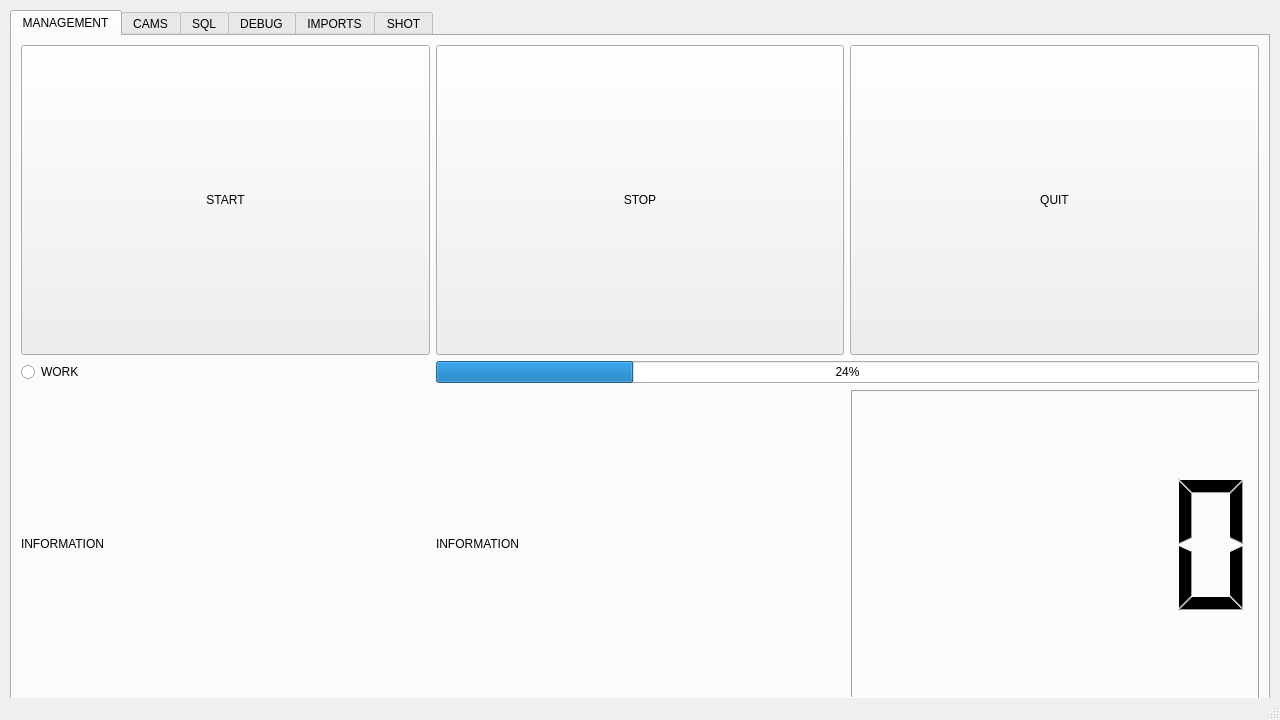
Old version of the form cpp_computer_vision_app/cpp_main.ui in the repository bogdandrienko/cpp-app.
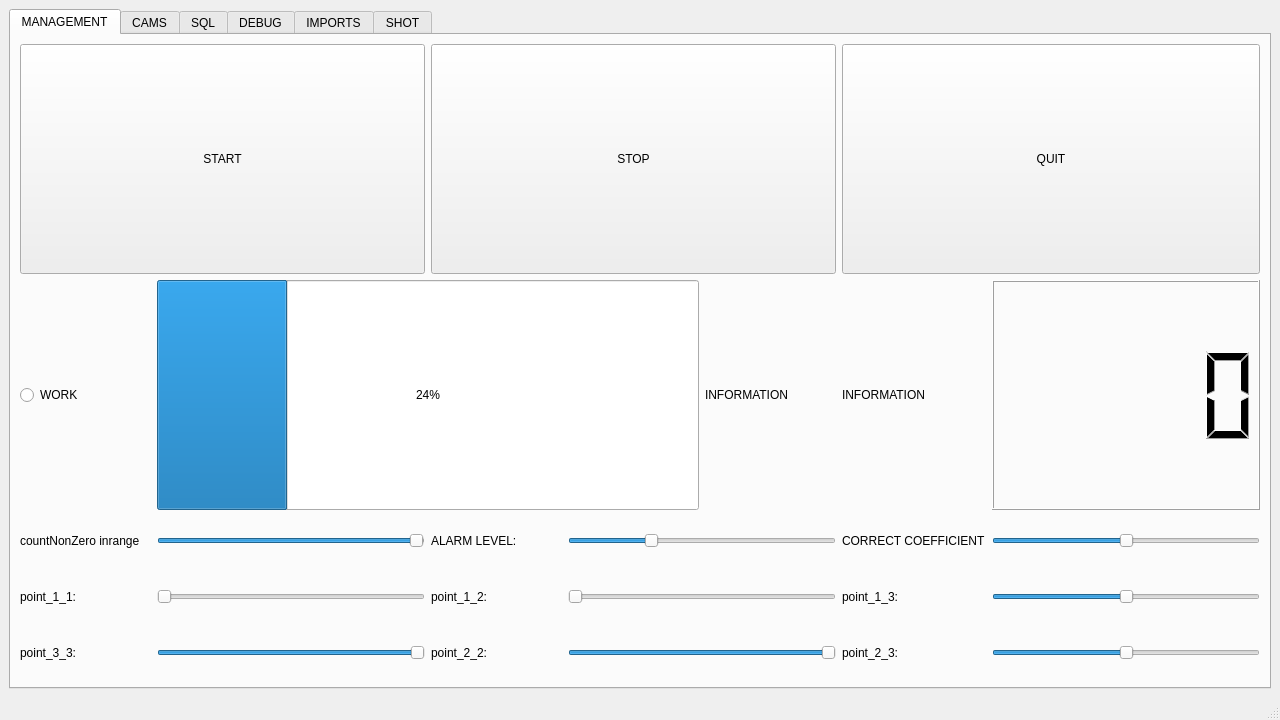
New version of the form. The open tabs and pages were chosen to show the change.

```diff
--- a/cpp_computer_vision_app/cpp_main.ui
+++ b/cpp_computer_vision_app/cpp_main.ui
@@ -10,21 +10,33 @@
     <height>720</height>
    </rect>
   </property>
+  <property name="maximumSize">
+   <size>
+    <width>3840</width>
+    <height>2160</height>
+   </size>
+  </property>
   <property name="windowTitle">
    <string>MainClass</string>
   </property>
   <widget class="QWidget" name="centralwidget">
+   <property name="sizePolicy">
+    <sizepolicy hsizetype="Expanding" vsizetype="Expanding">
+     <horstretch>0</horstretch>
+     <verstretch>0</verstretch>
+    </sizepolicy>
+   </property>
+   <property name="maximumSize">
+    <size>
+     <width>3840</width>
+     <height>2160</height>
+    </size>
+   </property>
+   <layout class="QGridLayout" name="gridLayout_9">
+    <item row="0" column="0">
    <widget class="QTabWidget" name="tabWidget">
-    <property name="geometry">
-     <rect>
-      <x>10</x>
-      <y>10</y>
-      <width>1260</width>
-      <height>700</height>
-     </rect>
-    </property>
     <property name="sizePolicy">
-     <sizepolicy hsizetype="Expanding" vsizetype="Ignored">
+       <sizepolicy hsizetype="Expanding" vsizetype="Expanding">
       <horstretch>0</horstretch>
       <verstretch>0</verstretch>
      </sizepolicy>
@@ -51,35 +63,152 @@
      <attribute name="title">
       <string>MANAGEMENT</string>
      </attribute>
-     <layout class="QHBoxLayout" name="horizontalLayout_4">
+       <layout class="QVBoxLayout" name="verticalLayout_3">
       <item>
-       <layout class="QVBoxLayout" name="verticalLayout">
+         <layout class="QHBoxLayout" name="horizontalLayout">
         <item>
          <layout class="QGridLayout" name="gridLayout_3">
-          <item row="1" column="0">
-           <widget class="QRadioButton" name="radioButton">
+            <item row="7" column="7">
+             <widget class="QLabel" name="point_2_3_info">
+              <property name="sizePolicy">
+               <sizepolicy hsizetype="Preferred" vsizetype="Minimum">
+                <horstretch>0</horstretch>
+                <verstretch>0</verstretch>
+               </sizepolicy>
+              </property>
+              <property name="maximumSize">
+               <size>
+                <width>16777215</width>
+                <height>50</height>
+               </size>
+              </property>
             <property name="text">
-             <string>WORK</string>
-            </property>
-            <property name="checkable">
-             <bool>false</bool>
-            </property>
-           </widget>
-          </item>
-          <item row="0" column="2">
-           <widget class="QPushButton" name="STOP_btn">
+               <string>point_2_3: </string>
+              </property>
+             </widget>
+            </item>
+            <item row="1" column="7">
+             <widget class="QLabel" name="label_info">
+              <property name="sizePolicy">
+               <sizepolicy hsizetype="Preferred" vsizetype="Minimum">
+                <horstretch>0</horstretch>
+                <verstretch>0</verstretch>
+               </sizepolicy>
+              </property>
+              <property name="text">
+               <string>INFORMATION</string>
+              </property>
+             </widget>
+            </item>
+            <item row="6" column="5" colspan="2">
+             <widget class="QSlider" name="point_1_2_horizontalSlider">
             <property name="sizePolicy">
              <sizepolicy hsizetype="Minimum" vsizetype="Minimum">
               <horstretch>0</horstretch>
               <verstretch>0</verstretch>
              </sizepolicy>
             </property>
+              <property name="maximumSize">
+               <size>
+                <width>16777215</width>
+                <height>50</height>
+               </size>
+              </property>
+              <property name="maximum">
+               <number>255</number>
+              </property>
+              <property name="pageStep">
+               <number>1</number>
+              </property>
+              <property name="value">
+               <number>0</number>
+              </property>
+              <property name="orientation">
+               <enum>Qt::Horizontal</enum>
+              </property>
+             </widget>
+            </item>
+            <item row="5" column="4">
+             <widget class="QLabel" name="alarm_info">
+              <property name="maximumSize">
+               <size>
+                <width>16777215</width>
+                <height>50</height>
+               </size>
+              </property>
             <property name="text">
-             <string>STOP</string>
+               <string>ALARM LEVEL: </string>
             </property>
            </widget>
           </item>
-          <item row="0" column="0">
+            <item row="6" column="7">
+             <widget class="QLabel" name="point_1_3_info">
+              <property name="sizePolicy">
+               <sizepolicy hsizetype="Preferred" vsizetype="Minimum">
+                <horstretch>0</horstretch>
+                <verstretch>0</verstretch>
+               </sizepolicy>
+              </property>
+              <property name="maximumSize">
+               <size>
+                <width>16777215</width>
+                <height>50</height>
+               </size>
+              </property>
+              <property name="text">
+               <string>point_1_3: </string>
+              </property>
+             </widget>
+            </item>
+            <item row="1" column="8" colspan="2">
+             <widget class="QLCDNumber" name="lcdNumber">
+              <property name="sizePolicy">
+               <sizepolicy hsizetype="Minimum" vsizetype="Minimum">
+                <horstretch>0</horstretch>
+                <verstretch>0</verstretch>
+               </sizepolicy>
+              </property>
+             </widget>
+            </item>
+            <item row="1" column="2" colspan="4">
+             <widget class="QProgressBar" name="progressBar">
+              <property name="sizePolicy">
+               <sizepolicy hsizetype="Minimum" vsizetype="Minimum">
+                <horstretch>0</horstretch>
+                <verstretch>0</verstretch>
+               </sizepolicy>
+              </property>
+              <property name="value">
+               <number>24</number>
+              </property>
+             </widget>
+            </item>
+            <item row="7" column="2" colspan="2">
+             <widget class="QSlider" name="point_2_1_horizontalSlider">
+              <property name="sizePolicy">
+               <sizepolicy hsizetype="Minimum" vsizetype="Minimum">
+                <horstretch>0</horstretch>
+                <verstretch>0</verstretch>
+               </sizepolicy>
+              </property>
+              <property name="maximumSize">
+               <size>
+                <width>16777215</width>
+                <height>50</height>
+               </size>
+              </property>
+              <property name="maximum">
+               <number>255</number>
+              </property>
+              <property name="value">
+               <number>255</number>
+              </property>
+              <property name="orientation">
+               <enum>Qt::Horizontal</enum>
+              </property>
+             </widget>
+            </item>
+            <item row="0" column="1" colspan="3">
            <widget class="QPushButton" name="START_btn">
             <property name="sizePolicy">
              <sizepolicy hsizetype="Minimum" vsizetype="Minimum">
@@ -92,7 +221,158 @@
             </property>
            </widget>
           </item>
-          <item row="0" column="3">
+            <item row="5" column="2" colspan="2">
+             <widget class="QSlider" name="zero_inrange_horizontalSlider">
+              <property name="sizePolicy">
+               <sizepolicy hsizetype="Minimum" vsizetype="Minimum">
+                <horstretch>0</horstretch>
+                <verstretch>0</verstretch>
+               </sizepolicy>
+              </property>
+              <property name="maximumSize">
+               <size>
+                <width>16777215</width>
+                <height>50</height>
+               </size>
+              </property>
+              <property name="maximum">
+               <number>255</number>
+              </property>
+              <property name="pageStep">
+               <number>1</number>
+              </property>
+              <property name="value">
+               <number>254</number>
+              </property>
+              <property name="orientation">
+               <enum>Qt::Horizontal</enum>
+              </property>
+             </widget>
+            </item>
+            <item row="6" column="4">
+             <widget class="QLabel" name="point_1_2_info">
+              <property name="sizePolicy">
+               <sizepolicy hsizetype="Preferred" vsizetype="Minimum">
+                <horstretch>0</horstretch>
+                <verstretch>0</verstretch>
+               </sizepolicy>
+              </property>
+              <property name="maximumSize">
+               <size>
+                <width>16777215</width>
+                <height>50</height>
+               </size>
+              </property>
+              <property name="text">
+               <string>point_1_2: </string>
+              </property>
+             </widget>
+            </item>
+            <item row="6" column="8" colspan="2">
+             <widget class="QSlider" name="point_1_3_horizontalSlider">
+              <property name="sizePolicy">
+               <sizepolicy hsizetype="Minimum" vsizetype="Minimum">
+                <horstretch>0</horstretch>
+                <verstretch>0</verstretch>
+               </sizepolicy>
+              </property>
+              <property name="maximumSize">
+               <size>
+                <width>16777215</width>
+                <height>50</height>
+               </size>
+              </property>
+              <property name="maximum">
+               <number>255</number>
+              </property>
+              <property name="pageStep">
+               <number>1</number>
+              </property>
+              <property name="value">
+               <number>128</number>
+              </property>
+              <property name="orientation">
+               <enum>Qt::Horizontal</enum>
+              </property>
+             </widget>
+            </item>
+            <item row="0" column="4" colspan="3">
+             <widget class="QPushButton" name="STOP_btn">
+              <property name="sizePolicy">
+               <sizepolicy hsizetype="Minimum" vsizetype="Minimum">
+                <horstretch>0</horstretch>
+                <verstretch>0</verstretch>
+               </sizepolicy>
+              </property>
+              <property name="text">
+               <string>STOP</string>
+              </property>
+             </widget>
+            </item>
+            <item row="7" column="5" colspan="2">
+             <widget class="QSlider" name="point_2_2_horizontalSlider">
+              <property name="sizePolicy">
+               <sizepolicy hsizetype="Minimum" vsizetype="Minimum">
+                <horstretch>0</horstretch>
+                <verstretch>0</verstretch>
+               </sizepolicy>
+              </property>
+              <property name="maximumSize">
+               <size>
+                <width>16777215</width>
+                <height>50</height>
+               </size>
+              </property>
+              <property name="maximum">
+               <number>255</number>
+              </property>
+              <property name="value">
+               <number>255</number>
+              </property>
+              <property name="orientation">
+               <enum>Qt::Horizontal</enum>
+              </property>
+             </widget>
+            </item>
+            <item row="1" column="1">
+             <widget class="QRadioButton" name="playing_radioButton">
+              <property name="sizePolicy">
+               <sizepolicy hsizetype="Minimum" vsizetype="Minimum">
+                <horstretch>0</horstretch>
+                <verstretch>0</verstretch>
+               </sizepolicy>
+              </property>
+              <property name="text">
+               <string>WORK</string>
+              </property>
+              <property name="checkable">
+               <bool>true</bool>
+              </property>
+              <property name="checked">
+               <bool>false</bool>
+              </property>
+             </widget>
+            </item>
+            <item row="7" column="1">
+             <widget class="QLabel" name="point_2_1_info">
+              <property name="sizePolicy">
+               <sizepolicy hsizetype="Preferred" vsizetype="Minimum">
+                <horstretch>0</horstretch>
+                <verstretch>0</verstretch>
+               </sizepolicy>
+              </property>
+              <property name="maximumSize">
+               <size>
+                <width>16777215</width>
+                <height>50</height>
+               </size>
+              </property>
+              <property name="text">
+               <string>point_3_3: </string>
+              </property>
+             </widget>
+            </item>
+            <item row="0" column="7" colspan="3">
            <widget class="QPushButton" name="QUIT_btn">
             <property name="sizePolicy">
              <sizepolicy hsizetype="Minimum" vsizetype="Minimum">
@@ -105,33 +385,204 @@
             </property>
            </widget>
           </item>
-          <item row="2" column="0">
+            <item row="5" column="7">
+             <widget class="QLabel" name="correct_info">
+              <property name="sizePolicy">
+               <sizepolicy hsizetype="Preferred" vsizetype="Minimum">
+                <horstretch>0</horstretch>
+                <verstretch>0</verstretch>
+               </sizepolicy>
+              </property>
+              <property name="maximumSize">
+               <size>
+                <width>16777215</width>
+                <height>50</height>
+               </size>
+              </property>
+              <property name="text">
+               <string>CORRECT COEFFICIENT</string>
+              </property>
+             </widget>
+            </item>
+            <item row="5" column="5" colspan="2">
+             <widget class="QSlider" name="alarm_horizontalSlider">
+              <property name="sizePolicy">
+               <sizepolicy hsizetype="Minimum" vsizetype="Minimum">
+                <horstretch>0</horstretch>
+                <verstretch>0</verstretch>
+               </sizepolicy>
+              </property>
+              <property name="maximumSize">
+               <size>
+                <width>16777215</width>
+                <height>50</height>
+               </size>
+              </property>
+              <property name="maximum">
+               <number>100</number>
+              </property>
+              <property name="pageStep">
+               <number>1</number>
+              </property>
+              <property name="value">
+               <number>30</number>
+              </property>
+              <property name="orientation">
+               <enum>Qt::Horizontal</enum>
+              </property>
+             </widget>
+            </item>
+            <item row="7" column="4">
+             <widget class="QLabel" name="point_2_2_info">
+              <property name="sizePolicy">
+               <sizepolicy hsizetype="Preferred" vsizetype="Minimum">
+                <horstretch>0</horstretch>
+                <verstretch>0</verstretch>
+               </sizepolicy>
+              </property>
+              <property name="maximumSize">
+               <size>
+                <width>16777215</width>
+                <height>50</height>
+               </size>
+              </property>
+              <property name="text">
+               <string>point_2_2: </string>
+              </property>
+             </widget>
+            </item>
+            <item row="7" column="8" colspan="2">
+             <widget class="QSlider" name="point_2_3_horizontalSlider">
+              <property name="sizePolicy">
+               <sizepolicy hsizetype="Minimum" vsizetype="Minimum">
+                <horstretch>0</horstretch>
+                <verstretch>0</verstretch>
+               </sizepolicy>
+              </property>
+              <property name="maximumSize">
+               <size>
+                <width>16777215</width>
+                <height>50</height>
+               </size>
+              </property>
+              <property name="maximum">
+               <number>255</number>
+              </property>
+              <property name="value">
+               <number>128</number>
+              </property>
+              <property name="orientation">
+               <enum>Qt::Horizontal</enum>
+              </property>
+             </widget>
+            </item>
+            <item row="5" column="1">
+             <widget class="QLabel" name="countnotzerol_info">
+              <property name="sizePolicy">
+               <sizepolicy hsizetype="Preferred" vsizetype="Minimum">
+                <horstretch>0</horstretch>
+                <verstretch>0</verstretch>
+               </sizepolicy>
+              </property>
+              <property name="maximumSize">
+               <size>
+                <width>16777215</width>
+                <height>50</height>
+               </size>
+              </property>
+              <property name="text">
+               <string>countNonZero inrange</string>
+              </property>
+             </widget>
+            </item>
+            <item row="6" column="1">
+             <widget class="QLabel" name="point_1_1_info">
+              <property name="sizePolicy">
+               <sizepolicy hsizetype="Preferred" vsizetype="Minimum">
+                <horstretch>0</horstretch>
+                <verstretch>0</verstretch>
+               </sizepolicy>
+              </property>
+              <property name="maximumSize">
+               <size>
+                <width>16777215</width>
+                <height>50</height>
+               </size>
+              </property>
+              <property name="text">
+               <string>point_1_1: </string>
+              </property>
+             </widget>
+            </item>
+            <item row="5" column="8" colspan="2">
+             <widget class="QSlider" name="correct_horizontalSlider">
+              <property name="sizePolicy">
+               <sizepolicy hsizetype="Minimum" vsizetype="Minimum">
+                <horstretch>0</horstretch>
+                <verstretch>0</verstretch>
+               </sizepolicy>
+              </property>
+              <property name="maximumSize">
+               <size>
+                <width>16777215</width>
+                <height>50</height>
+               </size>
+              </property>
+              <property name="minimum">
+               <number>1</number>
+              </property>
+              <property name="maximum">
+               <number>99</number>
+              </property>
+              <property name="pageStep">
+               <number>1</number>
+              </property>
+              <property name="value">
+               <number>50</number>
+              </property>
+              <property name="orientation">
+               <enum>Qt::Horizontal</enum>
+              </property>
+             </widget>
+            </item>
+            <item row="1" column="6">
            <widget class="QLabel" name="label_time">
-            <property name="text">
-             <string>INFORMATION</string>
-            </property>
-           </widget>
-          </item>
-          <item row="2" column="2">
-           <widget class="QLabel" name="label_info">
+              <property name="sizePolicy">
+               <sizepolicy hsizetype="Preferred" vsizetype="Minimum">
+                <horstretch>0</horstretch>
+                <verstretch>0</verstretch>
+               </sizepolicy>
+              </property>
             <property name="text">
              <string>INFORMATION</string>
             </property>
            </widget>
           </item>
-          <item row="2" column="3">
-           <widget class="QLCDNumber" name="lcdNumber"/>
-          </item>
-          <item row="1" column="2" colspan="2">
-           <widget class="QProgressBar" name="progressBar">
+            <item row="6" column="2" colspan="2">
+             <widget class="QSlider" name="point_1_1_horizontalSlider">
             <property name="sizePolicy">
-             <sizepolicy hsizetype="Minimum" vsizetype="Fixed">
+               <sizepolicy hsizetype="Minimum" vsizetype="Minimum">
               <horstretch>0</horstretch>
               <verstretch>0</verstretch>
              </sizepolicy>
             </property>
+              <property name="maximumSize">
+               <size>
+                <width>16777215</width>
+                <height>50</height>
+               </size>
+              </property>
+              <property name="maximum">
+               <number>255</number>
+              </property>
+              <property name="pageStep">
+               <number>1</number>
+              </property>
             <property name="value">
-             <number>24</number>
+               <number>0</number>
+              </property>
+              <property name="orientation">
+               <enum>Qt::Horizontal</enum>
             </property>
            </widget>
           </item>
@@ -2453,6 +2904,8 @@
      </widget>
     </widget>
    </widget>
+    </item>
+   </layout>
   </widget>
   <widget class="QMenuBar" name="menubar">
    <property name="geometry">
```
Left out of the diff: 89 changed lines with no effect on the pictures. Lines whose indentation alone changed are shown as unchanged.
